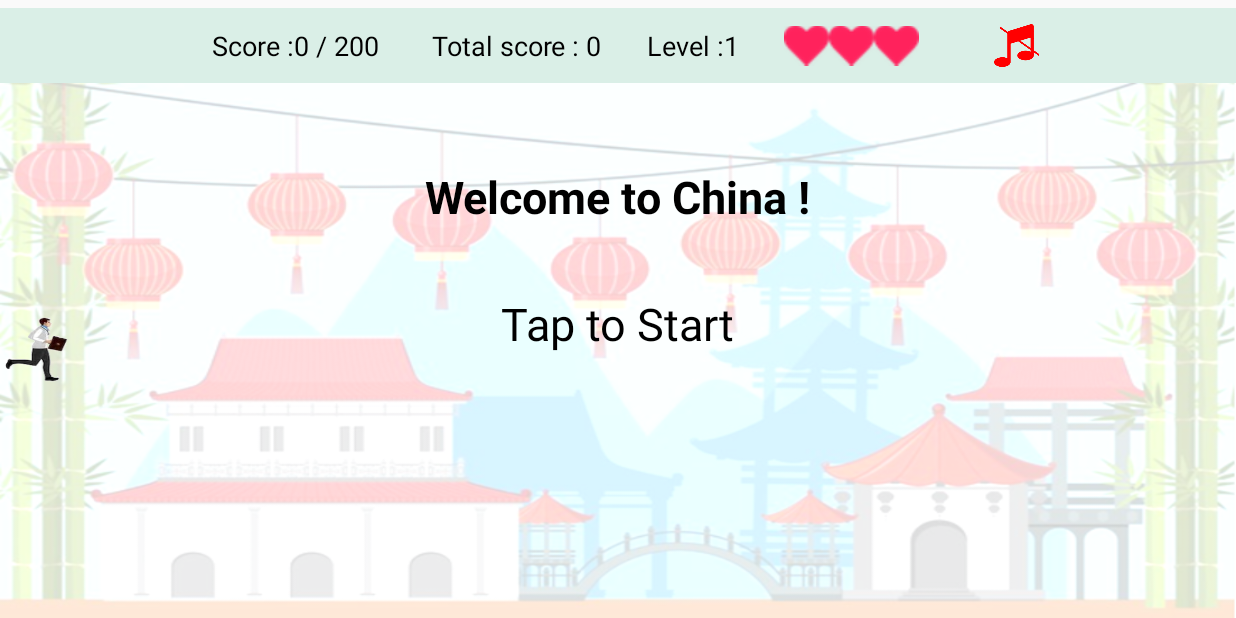
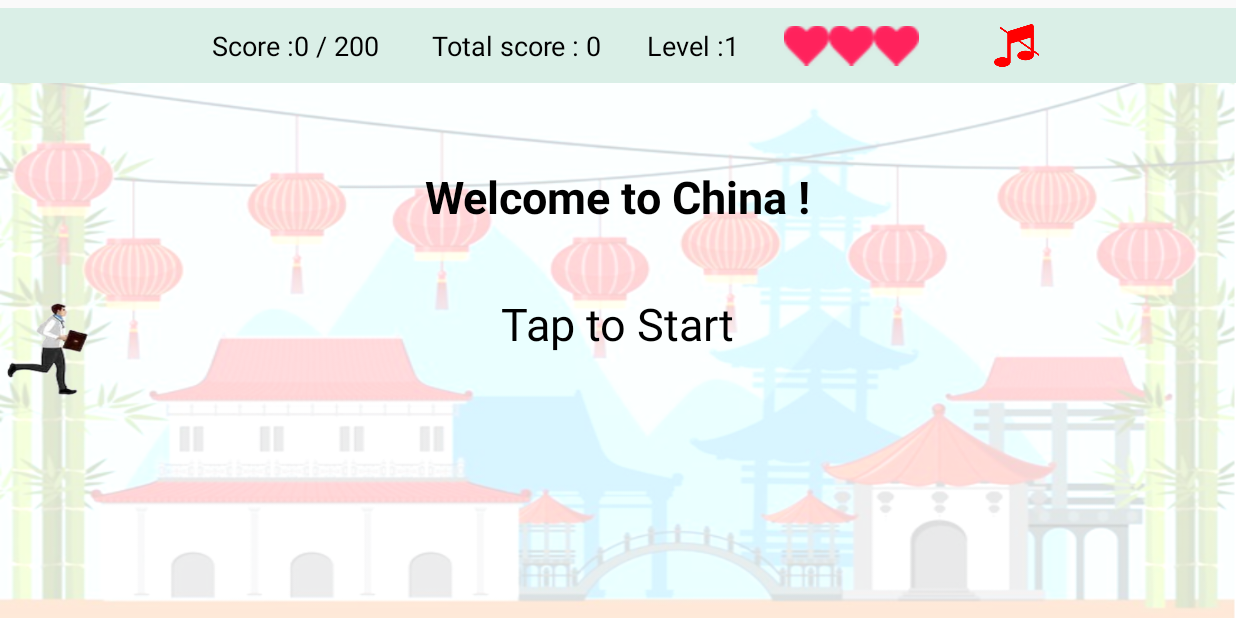
Before and after one commit to nissimuseri/Corona-Attack-Game, an Android app: the MainActivity screen opened directly, with no data from a screen before it, on a phone screen of 824 x 412 dp (held sideways). Run offline under Robolectric (Android 15) with nearby library versions, the phone set to English and light mode, and no system bars; libraries missing offline, so code that uses them is left out: cn.pedant.

Commit message:
Resize doctor object in activity_main.xml(bigger than it was).

```diff
--- a/app/src/main/res/layout/activity_main.xml
+++ b/app/src/main/res/layout/activity_main.xml
@@ -119,8 +119,8 @@
 
         <ImageView
             android:id="@+id/doctorImage"
-            android:layout_width="50dp"
-            android:layout_height="45dp"
+            android:layout_width="65dp"
+            android:layout_height="65dp"
             android:layout_gravity="center_vertical"/>
 
         <ImageView
```
